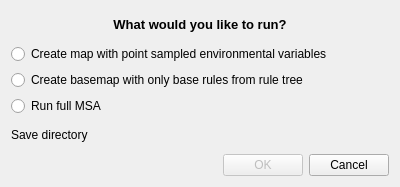
The window that MSA_QGIS_run_dialog.ui (ThyavdBerg/MSA-Q) describes before a commit, drawn with Qt 5.
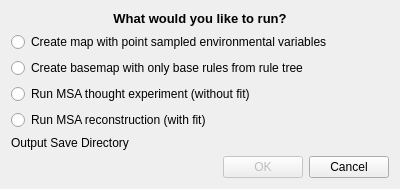
The same window after the commit. Custom widgets are drawn as their Qt base class.

```diff
--- a/MSA_QGIS_run_dialog.ui
+++ b/MSA_QGIS_run_dialog.ui
@@ -59,7 +59,14 @@
      <item>
       <widget class="QRadioButton" name="radioButton_msa">
        <property name="text">
-        <string>Run full MSA</string>
+        <string>Run MSA thought experiment (without fit)</string>
+       </property>
+      </widget>
+     </item>
+     <item>
+      <widget class="QRadioButton" name="radioButton">
+       <property name="text">
+        <string>Run MSA reconstruction (with fit)</string>
        </property>
       </widget>
      </item>
@@ -70,7 +77,7 @@
      <item>
       <widget class="QLabel" name="label">
        <property name="text">
-        <string>Save directory</string>
+        <string>Output Save Directory</string>
        </property>
       </widget>
      </item>
```
